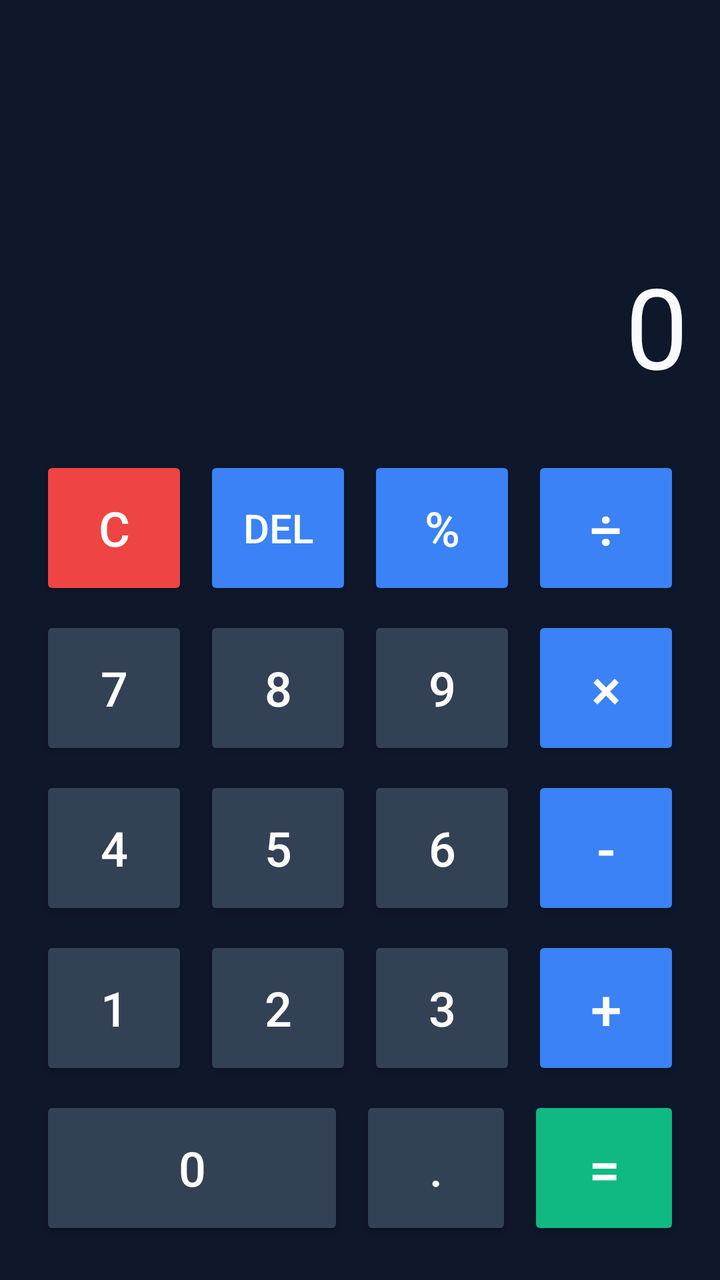
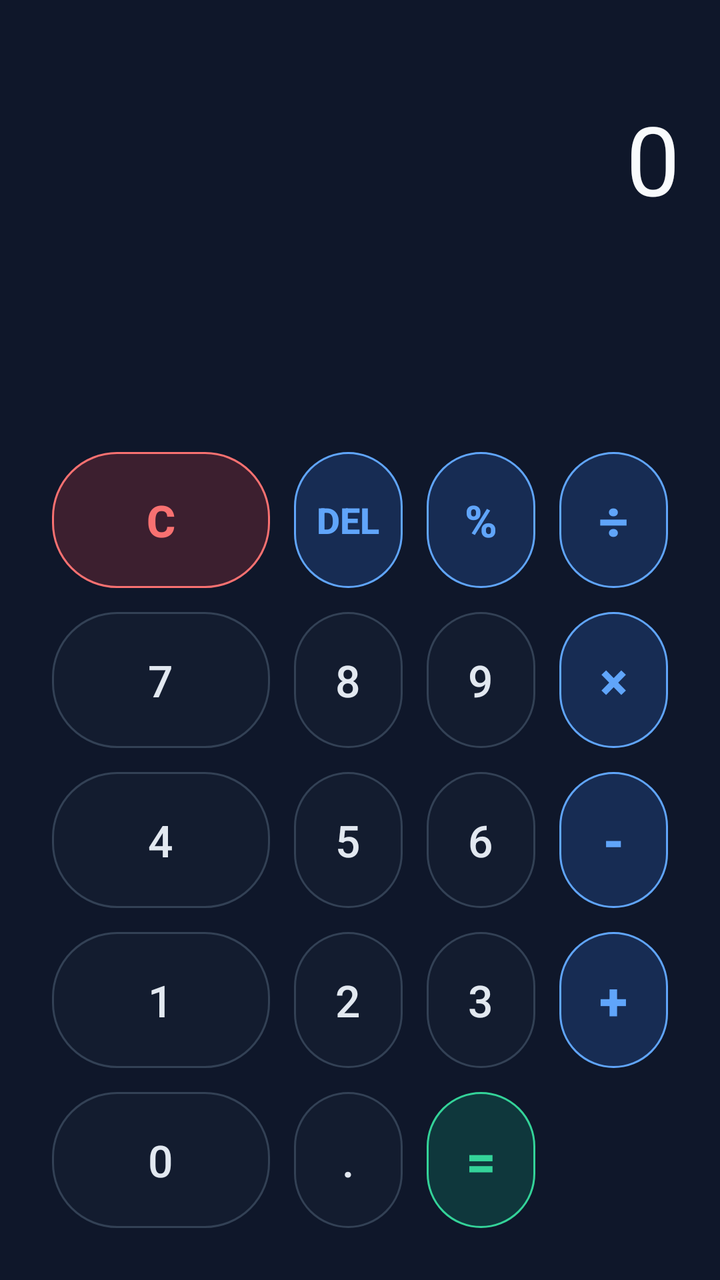

The first picture is an Android layout as it rendered before a commit; the second is the same layout after the commit. The layout source and the unified diff follow.
<!-- AndroidManifest.xml: application theme Theme.AppCompat.Light.NoActionBar -->
<!-- res/layout/activity_main.xml -->
<?xml version="1.0" encoding="utf-8"?>
<LinearLayout xmlns:android="http://schemas.android.com/apk/res/android"
    android:layout_width="match_parent"
    android:layout_height="match_parent"
    android:orientation="vertical"
    android:background="#0f172a"
    android:padding="16dp">

    <TextView
        android:id="@+id/tvHistory"
        android:layout_width="match_parent"
        android:layout_height="wrap_content"
        android:gravity="end"
        android:textColor="#94a3b8"
        android:textSize="24sp"
        android:layout_marginTop="32dp" />

    <TextView
        android:id="@+id/tvResult"
        android:layout_width="match_parent"
        android:layout_height="0dp"
        android:layout_weight="1"
        android:gravity="bottom|end"
        android:textColor="#f8fafc"
        android:textSize="56sp"
        android:text="0"
        android:layout_marginBottom="24dp" />

    
    <LinearLayout android:layout_width="match_parent" android:layout_height="80dp" android:orientation="horizontal">
        <Button android:id="@+id/btnC" android:text="C" android:layout_width="0dp" android:layout_weight="1" android:layout_height="match_parent" android:layout_margin="4dp" android:backgroundTint="#ef4444" android:textColor="#ffffff" android:textSize="24sp"/>
        <Button android:id="@+id/btnDel" android:text="DEL" android:layout_width="0dp" android:layout_weight="1" android:layout_height="match_parent" android:layout_margin="4dp" android:backgroundTint="#3b82f6" android:textColor="#ffffff" android:textSize="20sp"/>
        <Button android:id="@+id/btnMod" android:text="%" android:layout_width="0dp" android:layout_weight="1" android:layout_height="match_parent" android:layout_margin="4dp" android:backgroundTint="#3b82f6" android:textColor="#ffffff" android:textSize="24sp"/>
        <Button android:id="@+id/btnDiv" android:text="÷" android:layout_width="0dp" android:layout_weight="1" android:layout_height="match_parent" android:layout_margin="4dp" android:backgroundTint="#3b82f6" android:textColor="#ffffff" android:textSize="28sp"/>
    </LinearLayout>

    
    <LinearLayout android:layout_width="match_parent" android:layout_height="80dp" android:orientation="horizontal">
        <Button android:id="@+id/btn7" android:text="7" android:layout_width="0dp" android:layout_weight="1" android:layout_height="match_parent" android:layout_margin="4dp" android:backgroundTint="#334155" android:textColor="#ffffff" android:textSize="24sp"/>
        <Button android:id="@+id/btn8" android:text="8" android:layout_width="0dp" android:layout_weight="1" android:layout_height="match_parent" android:layout_margin="4dp" android:backgroundTint="#334155" android:textColor="#ffffff" android:textSize="24sp"/>
        <Button android:id="@+id/btn9" android:text="9" android:layout_width="0dp" android:layout_weight="1" android:layout_height="match_parent" android:layout_margin="4dp" android:backgroundTint="#334155" android:textColor="#ffffff" android:textSize="24sp"/>
        <Button android:id="@+id/btnMul" android:text="×" android:layout_width="0dp" android:layout_weight="1" android:layout_height="match_parent" android:layout_margin="4dp" android:backgroundTint="#3b82f6" android:textColor="#ffffff" android:textSize="28sp"/>
    </LinearLayout>

    
    <LinearLayout android:layout_width="match_parent" android:layout_height="80dp" android:orientation="horizontal">
        <Button android:id="@+id/btn4" android:text="4" android:layout_width="0dp" android:layout_weight="1" android:layout_height="match_parent" android:layout_margin="4dp" android:backgroundTint="#334155" android:textColor="#ffffff" android:textSize="24sp"/>
        <Button android:id="@+id/btn5" android:text="5" android:layout_width="0dp" android:layout_weight="1" android:layout_height="match_parent" android:layout_margin="4dp" android:backgroundTint="#334155" android:textColor="#ffffff" android:textSize="24sp"/>
        <Button android:id="@+id/btn6" android:text="6" android:layout_width="0dp" android:layout_weight="1" android:layout_height="match_parent" android:layout_margin="4dp" android:backgroundTint="#334155" android:textColor="#ffffff" android:textSize="24sp"/>
        <Button android:id="@+id/btnSub" android:text="-" android:layout_width="0dp" android:layout_weight="1" android:layout_height="match_parent" android:layout_margin="4dp" android:backgroundTint="#3b82f6" android:textColor="#ffffff" android:textSize="28sp"/>
    </LinearLayout>

    
    <LinearLayout android:layout_width="match_parent" android:layout_height="80dp" android:orientation="horizontal">
        <Button android:id="@+id/btn1" android:text="1" android:layout_width="0dp" android:layout_weight="1" android:layout_height="match_parent" android:layout_margin="4dp" android:backgroundTint="#334155" android:textColor="#ffffff" android:textSize="24sp"/>
        <Button android:id="@+id/btn2" android:text="2" android:layout_width="0dp" android:layout_weight="1" android:layout_height="match_parent" android:layout_margin="4dp" android:backgroundTint="#334155" android:textColor="#ffffff" android:textSize="24sp"/>
        <Button android:id="@+id/btn3" android:text="3" android:layout_width="0dp" android:layout_weight="1" android:layout_height="match_parent" android:layout_margin="4dp" android:backgroundTint="#334155" android:textColor="#ffffff" android:textSize="24sp"/>
        <Button android:id="@+id/btnAdd" android:text="+" android:layout_width="0dp" android:layout_weight="1" android:layout_height="match_parent" android:layout_margin="4dp" android:backgroundTint="#3b82f6" android:textColor="#ffffff" android:textSize="28sp"/>
    </LinearLayout>

    
    <LinearLayout android:layout_width="match_parent" android:layout_height="80dp" android:orientation="horizontal">
        <Button android:id="@+id/btn0" android:text="0" android:layout_width="0dp" android:layout_weight="2" android:layout_height="match_parent" android:layout_margin="4dp" android:backgroundTint="#334155" android:textColor="#ffffff" android:textSize="24sp"/>
        <Button android:id="@+id/btnDot" android:text="." android:layout_width="0dp" android:layout_weight="1" android:layout_height="match_parent" android:layout_margin="4dp" android:backgroundTint="#334155" android:textColor="#ffffff" android:textSize="24sp"/>
        <Button android:id="@+id/btnEqual" android:text="=" android:layout_width="0dp" android:layout_weight="1" android:layout_height="match_parent" android:layout_margin="4dp" android:backgroundTint="#10b981" android:textColor="#ffffff" android:textSize="28sp"/>
    </LinearLayout>

</LinearLayout>
<!-- resources referenced by this layout -->
<resources>

</resources>

<!-- the commit's change to res/layout/activity_main.xml (unified diff, before → after) -->
@@ -4,65 +4,301 @@
     android:layout_height="match_parent"
     android:orientation="vertical"
     android:background="#0f172a"
-    android:padding="16dp">
-
-    <TextView
-        android:id="@+id/tvHistory"
+    android:padding="20dp"
+    android:gravity="bottom">
+
+    <LinearLayout
         android:layout_width="match_parent"
         android:layout_height="wrap_content"
+        android:orientation="vertical"
         android:gravity="end"
-        android:textColor="#94a3b8"
-        android:textSize="24sp"
-        android:layout_marginTop="32dp" />
-
-    <TextView
-        android:id="@+id/tvResult"
+        android:layout_weight="1"
+        android:justifyContent="flex-end"
+        android:paddingBottom="16dp">
+
+        <TextView
+            android:id="@+id/tvHistory"
+            android:layout_width="match_parent"
+            android:layout_height="wrap_content"
+            android:gravity="end"
+            android:textColor="#64748b"
+            android:textSize="20sp"
+            android:maxLines="1"/>
+
+        <TextView
+            android:id="@+id/tvResult"
+            android:layout_width="match_parent"
+            android:layout_height="wrap_content"
+            android:gravity="end"
+            android:textColor="#f8fafc"
+            android:textSize="48sp"
+            android:text="0"
+            android:maxLines="1"
+            android:ellipsize="start"/>
+    </LinearLayout>
+
+    <GridLayout
         android:layout_width="match_parent"
-        android:layout_height="0dp"
-        android:layout_weight="1"
-        android:gravity="bottom|end"
-        android:textColor="#f8fafc"
-        android:textSize="56sp"
-        android:text="0"
-        android:layout_marginBottom="24dp" />
-
-    
-    <LinearLayout android:layout_width="match_parent" android:layout_height="80dp" android:orientation="horizontal">
-        <Button android:id="@+id/btnC" android:text="C" android:layout_width="0dp" android:layout_weight="1" android:layout_height="match_parent" android:layout_margin="4dp" android:backgroundTint="#ef4444" android:textColor="#ffffff" android:textSize="24sp"/>
-        <Button android:id="@+id/btnDel" android:text="DEL" android:layout_width="0dp" android:layout_weight="1" android:layout_height="match_parent" android:layout_margin="4dp" android:backgroundTint="#3b82f6" android:textColor="#ffffff" android:textSize="20sp"/>
-        <Button android:id="@+id/btnMod" android:text="%" android:layout_width="0dp" android:layout_weight="1" android:layout_height="match_parent" android:layout_margin="4dp" android:backgroundTint="#3b82f6" android:textColor="#ffffff" android:textSize="24sp"/>
-        <Button android:id="@+id/btnDiv" android:text="÷" android:layout_width="0dp" android:layout_weight="1" android:layout_height="match_parent" android:layout_margin="4dp" android:backgroundTint="#3b82f6" android:textColor="#ffffff" android:textSize="28sp"/>
-    </LinearLayout>
-
-    
-    <LinearLayout android:layout_width="match_parent" android:layout_height="80dp" android:orientation="horizontal">
-        <Button android:id="@+id/btn7" android:text="7" android:layout_width="0dp" android:layout_weight="1" android:layout_height="match_parent" android:layout_margin="4dp" android:backgroundTint="#334155" android:textColor="#ffffff" android:textSize="24sp"/>
-        <Button android:id="@+id/btn8" android:text="8" android:layout_width="0dp" android:layout_weight="1" android:layout_height="match_parent" android:layout_margin="4dp" android:backgroundTint="#334155" android:textColor="#ffffff" android:textSize="24sp"/>
-        <Button android:id="@+id/btn9" android:text="9" android:layout_width="0dp" android:layout_weight="1" android:layout_height="match_parent" android:layout_margin="4dp" android:backgroundTint="#334155" android:textColor="#ffffff" android:textSize="24sp"/>
-        <Button android:id="@+id/btnMul" android:text="×" android:layout_width="0dp" android:layout_weight="1" android:layout_height="match_parent" android:layout_margin="4dp" android:backgroundTint="#3b82f6" android:textColor="#ffffff" android:textSize="28sp"/>
-    </LinearLayout>
-
-    
-    <LinearLayout android:layout_width="match_parent" android:layout_height="80dp" android:orientation="horizontal">
-        <Button android:id="@+id/btn4" android:text="4" android:layout_width="0dp" android:layout_weight="1" android:layout_height="match_parent" android:layout_margin="4dp" android:backgroundTint="#334155" android:textColor="#ffffff" android:textSize="24sp"/>
-        <Button android:id="@+id/btn5" android:text="5" android:layout_width="0dp" android:layout_weight="1" android:layout_height="match_parent" android:layout_margin="4dp" android:backgroundTint="#334155" android:textColor="#ffffff" android:textSize="24sp"/>
-        <Button android:id="@+id/btn6" android:text="6" android:layout_width="0dp" android:layout_weight="1" android:layout_height="match_parent" android:layout_margin="4dp" android:backgroundTint="#334155" android:textColor="#ffffff" android:textSize="24sp"/>
-        <Button android:id="@+id/btnSub" android:text="-" android:layout_width="0dp" android:layout_weight="1" android:layout_height="match_parent" android:layout_margin="4dp" android:backgroundTint="#3b82f6" android:textColor="#ffffff" android:textSize="28sp"/>
-    </LinearLayout>
-
-    
-    <LinearLayout android:layout_width="match_parent" android:layout_height="80dp" android:orientation="horizontal">
-        <Button android:id="@+id/btn1" android:text="1" android:layout_width="0dp" android:layout_weight="1" android:layout_height="match_parent" android:layout_margin="4dp" android:backgroundTint="#334155" android:textColor="#ffffff" android:textSize="24sp"/>
-        <Button android:id="@+id/btn2" android:text="2" android:layout_width="0dp" android:layout_weight="1" android:layout_height="match_parent" android:layout_margin="4dp" android:backgroundTint="#334155" android:textColor="#ffffff" android:textSize="24sp"/>
-        <Button android:id="@+id/btn3" android:text="3" android:layout_width="0dp" android:layout_weight="1" android:layout_height="match_parent" android:layout_margin="4dp" android:backgroundTint="#334155" android:textColor="#ffffff" android:textSize="24sp"/>
-        <Button android:id="@+id/btnAdd" android:text="+" android:layout_width="0dp" android:layout_weight="1" android:layout_height="match_parent" android:layout_margin="4dp" android:backgroundTint="#3b82f6" android:textColor="#ffffff" android:textSize="28sp"/>
-    </LinearLayout>
-
-    
-    <LinearLayout android:layout_width="match_parent" android:layout_height="80dp" android:orientation="horizontal">
-        <Button android:id="@+id/btn0" android:text="0" android:layout_width="0dp" android:layout_weight="2" android:layout_height="match_parent" android:layout_margin="4dp" android:backgroundTint="#334155" android:textColor="#ffffff" android:textSize="24sp"/>
-        <Button android:id="@+id/btnDot" android:text="." android:layout_width="0dp" android:layout_weight="1" android:layout_height="match_parent" android:layout_margin="4dp" android:backgroundTint="#334155" android:textColor="#ffffff" android:textSize="24sp"/>
-        <Button android:id="@+id/btnEqual" android:text="=" android:layout_width="0dp" android:layout_weight="1" android:layout_height="match_parent" android:layout_margin="4dp" android:backgroundTint="#10b981" android:textColor="#ffffff" android:textSize="28sp"/>
-    </LinearLayout>
-
+        android:layout_height="wrap_content"
+        android:columnCount="4"
+        android:rowCount="5"
+        android:alignmentMode="alignMargins"
+        android:columnOrderPreserved="false">
+
+        <Button
+            android:id="@+id/btnC"
+            android:text="C"
+            style="@style/Widget.AppCompat.Button.Borderless"
+            android:layout_width="0dp"
+            android:layout_height="68dp"
+            android:layout_columnWeight="1"
+            android:layout_rowWeight="1"
+            android:layout_margin="6dp"
+            android:background="@drawable/rounded_clear"
+            android:textColor="#f87171"
+            android:textSize="22sp"
+            android:textStyle="bold"/>
+
+        <Button
+            android:id="@+id/btnDel"
+            android:text="DEL"
+            style="@style/Widget.AppCompat.Button.Borderless"
+            android:layout_width="0dp"
+            android:layout_height="68dp"
+            android:layout_columnWeight="1"
+            android:layout_rowWeight="1"
+            android:layout_margin="6dp"
+            android:background="@drawable/rounded_operator"
+            android:textColor="#60a5fa"
+            android:textSize="18sp"
+            android:textStyle="bold"/>
+
+        <Button
+            android:id="@+id/btnMod"
+            android:text="%"
+            style="@style/Widget.AppCompat.Button.Borderless"
+            android:layout_width="0dp"
+            android:layout_height="68dp"
+            android:layout_columnWeight="1"
+            android:layout_rowWeight="1"
+            android:layout_margin="6dp"
+            android:background="@drawable/rounded_operator"
+            android:textColor="#60a5fa"
+            android:textSize="22sp"
+            android:textStyle="bold"/>
+
+        <Button
+            android:id="@+id/btnDiv"
+            android:text="÷"
+            style="@style/Widget.AppCompat.Button.Borderless"
+            android:layout_width="0dp"
+            android:layout_height="68dp"
+            android:layout_columnWeight="1"
+            android:layout_rowWeight="1"
+            android:layout_margin="6dp"
+            android:background="@drawable/rounded_operator"
+            android:textColor="#60a5fa"
+            android:textSize="26sp"
+            android:textStyle="bold"/>
+
+        <Button
+            android:id="@+id/btn7"
+            android:text="7"
+            style="@style/Widget.AppCompat.Button.Borderless"
+            android:layout_width="0dp"
+            android:layout_height="68dp"
+            android:layout_columnWeight="1"
+            android:layout_rowWeight="1"
+            android:layout_margin="6dp"
+            android:background="@drawable/rounded_button"
+            android:textColor="#e2e8f0"
+            android:textSize="22sp"/>
+
+        <Button
+            android:id="@+id/btn8"
+            android:text="8"
+            style="@style/Widget.AppCompat.Button.Borderless"
+            android:layout_width="0dp"
+            android:layout_height="68dp"
+            android:layout_columnWeight="1"
+            android:layout_rowWeight="1"
+            android:layout_margin="6dp"
+            android:background="@drawable/rounded_button"
+            android:textColor="#e2e8f0"
+            android:textSize="22sp"/>
+
+        <Button
+            android:id="@+id/btn9"
+            android:text="9"
+            style="@style/Widget.AppCompat.Button.Borderless"
+            android:layout_width="0dp"
+            android:layout_height="68dp"
+            android:layout_columnWeight="1"
+            android:layout_rowWeight="1"
+            android:layout_margin="6dp"
+            android:background="@drawable/rounded_button"
+            android:textColor="#e2e8f0"
+            android:textSize="22sp"/>
+
+        <Button
+            android:id="@+id/btnMul"
+            android:text="×"
+            style="@style/Widget.AppCompat.Button.Borderless"
+            android:layout_width="0dp"
+            android:layout_height="68dp"
+            android:layout_columnWeight="1"
+            android:layout_rowWeight="1"
+            android:layout_margin="6dp"
+            android:background="@drawable/rounded_operator"
+            android:textColor="#60a5fa"
+            android:textSize="26sp"
+            android:textStyle="bold"/>
+
+        <Button
+            android:id="@+id/btn4"
+            android:text="4"
+            style="@style/Widget.AppCompat.Button.Borderless"
+            android:layout_width="0dp"
+            android:layout_height="68dp"
+            android:layout_columnWeight="1"
+            android:layout_rowWeight="1"
+            android:layout_margin="6dp"
+            android:background="@drawable/rounded_button"
+            android:textColor="#e2e8f0"
+            android:textSize="22sp"/>
+
+        <Button
+            android:id="@+id/btn5"
+            android:text="5"
+            style="@style/Widget.AppCompat.Button.Borderless"
+            android:layout_width="0dp"
+            android:layout_height="68dp"
+            android:layout_columnWeight="1"
+            android:layout_rowWeight="1"
+            android:layout_margin="6dp"
+            android:background="@drawable/rounded_button"
+            android:textColor="#e2e8f0"
+            android:textSize="22sp"/>
+
+        <Button
+            android:id="@+id/btn6"
+            android:text="6"
+            style="@style/Widget.AppCompat.Button.Borderless"
+            android:layout_width="0dp"
+            android:layout_height="68dp"
+            android:layout_columnWeight="1"
+            android:layout_rowWeight="1"
+            android:layout_margin="6dp"
+            android:background="@drawable/rounded_button"
+            android:textColor="#e2e8f0"
+            android:textSize="22sp"/>
+
+        <Button
+            android:id="@+id/btnSub"
+            android:text="-"
+            style="@style/Widget.AppCompat.Button.Borderless"
+            android:layout_width="0dp"
+            android:layout_height="68dp"
+            android:layout_columnWeight="1"
+            android:layout_rowWeight="1"
+            android:layout_margin="6dp"
+            android:background="@drawable/rounded_operator"
+            android:textColor="#60a5fa"
+            android:textSize="26sp"
+            android:textStyle="bold"/>
+
+        <Button
+            android:id="@+id/btn1"
+            android:text="1"
+            style="@style/Widget.AppCompat.Button.Borderless"
+            android:layout_width="0dp"
+            android:layout_height="68dp"
+            android:layout_columnWeight="1"
+            android:layout_rowWeight="1"
+            android:layout_margin="6dp"
+            android:background="@drawable/rounded_button"
+            android:textColor="#e2e8f0"
+            android:textSize="22sp"/>
+
+        <Button
+            android:id="@+id/btn2"
+            android:text="2"
+            style="@style/Widget.AppCompat.Button.Borderless"
+            android:layout_width="0dp"
+            android:layout_height="68dp"
+            android:layout_columnWeight="1"
+            android:layout_rowWeight="1"
+            android:layout_margin="6dp"
+            android:background="@drawable/rounded_button"
+            android:textColor="#e2e8f0"
+            android:textSize="22sp"/>
+
+        <Button
+            android:id="@+id/btn3"
+            android:text="3"
+            style="@style/Widget.AppCompat.Button.Borderless"
+            android:layout_width="0dp"
+            android:layout_height="68dp"
+            android:layout_columnWeight="1"
+            android:layout_rowWeight="1"
+            android:layout_margin="6dp"
+            android:background="@drawable/rounded_button"
+            android:textColor="#e2e8f0"
+            android:textSize="22sp"/>
+
+        <Button
+            android:id="@+id/btnAdd"
+            android:text="+"
+            style="@style/Widget.AppCompat.Button.Borderless"
+            android:layout_width="0dp"
+            android:layout_height="68dp"
+            android:layout_columnWeight="1"
+            android:layout_rowWeight="1"
+            android:layout_margin="6dp"
+            android:background="@drawable/rounded_operator"
+            android:textColor="#60a5fa"
+            android:textSize="26sp"
+            android:textStyle="bold"/>
+
+        <Button
+            android:id="@+id/btn0"
+            android:text="0"
+            style="@style/Widget.AppCompat.Button.Borderless"
+            android:layout_width="0dp"
+            android:layout_height="68dp"
+            android:layout_columnWeight="2"
+            android:layout_rowWeight="1"
+            android:layout_margin="6dp"
+            android:background="@drawable/rounded_button"
+            android:textColor="#e2e8f0"
+            android:textSize="22sp"/>
+
+        <Button
+            android:id="@+id/btnDot"
+            android:text="."
+            style="@style/Widget.AppCompat.Button.Borderless"
+            android:layout_width="0dp"
+            android:layout_height="68dp"
+            android:layout_columnWeight="1"
+            android:layout_rowWeight="1"
+            android:layout_margin="6dp"
+            android:background="@drawable/rounded_button"
+            android:textColor="#e2e8f0"
+            android:textSize="22sp"/>
+
+        <Button
+            android:id="@+id/btnEqual"
+            android:text="="
+            style="@style/Widget.AppCompat.Button.Borderless"
+            android:layout_width="0dp"
+            android:layout_height="68dp"
+            android:layout_columnWeight="1"
+            android:layout_rowWeight="1"
+            android:layout_margin="6dp"
+            android:background="@drawable/rounded_equal"
+            android:textColor="#34d399"
+            android:textSize="26sp"
+            android:textStyle="bold"/>
+
+    </GridLayout>
 </LinearLayout>
<!-- resource entries referenced after the edit -->
@@ -1,5 +1,52 @@
 <!-- resources referenced by this layout -->
 <resources>
-
+  <!-- drawable rounded_button (drawable) -->
+  <?xml version="1.0" encoding="utf-8"?>
+  <ripple xmlns:android="http://schemas.android.com/apk/res/android"
+      android:color="#33ffffff">
+      <item>
+          <shape android:shape="rectangle">
+              <corners android:radius="32dp"/>
+              <solid android:color="#22334155"/>
+              <stroke android:width="1dp" android:color="#334155"/>
+          </shape>
+      </item>
+  </ripple>
+  <!-- drawable rounded_clear (drawable) -->
+  <?xml version="1.0" encoding="utf-8"?>
+  <ripple xmlns:android="http://schemas.android.com/apk/res/android"
+      android:color="#33ffffff">
+      <item>
+          <shape android:shape="rectangle">
+              <corners android:radius="32dp"/>
+              <solid android:color="#33ef4444"/>
+              <stroke android:width="1dp" android:color="#f87171"/>
+          </shape>
+      </item>
+  </ripple>
+  <!-- drawable rounded_equal (drawable) -->
+  <?xml version="1.0" encoding="utf-8"?>
+  <ripple xmlns:android="http://schemas.android.com/apk/res/android"
+      android:color="#33ffffff">
+      <item>
+          <shape android:shape="rectangle">
+              <corners android:radius="32dp"/>
+              <solid android:color="#3310b981"/>
+              <stroke android:width="1dp" android:color="#34d399"/>
+          </shape>
+      </item>
+  </ripple>
+  <!-- drawable rounded_operator (drawable) -->
+  <?xml version="1.0" encoding="utf-8"?>
+  <ripple xmlns:android="http://schemas.android.com/apk/res/android"
+      android:color="#33ffffff">
+      <item>
+          <shape android:shape="rectangle">
+              <corners android:radius="32dp"/>
+              <solid android:color="#333b82f6"/>
+              <stroke android:width="1dp" android:color="#60a5fa"/>
+          </shape>
+      </item>
+  </ripple>
 </resources>
 
